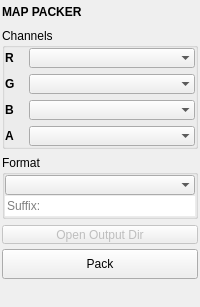
Before: the Qt Designer form pythontk/img_utils/map_packer.ui in m3trik/pythontk, drawn with Qt 5.
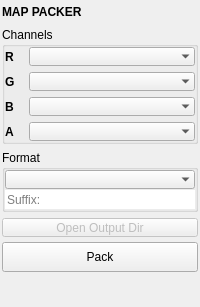
After: the same form once the commit is applied. Custom widgets are drawn as their Qt base class.

What changed in the file:
```diff
--- a/pythontk/img_utils/map_packer.ui
+++ b/pythontk/img_utils/map_packer.ui
@@ -58,13 +58,13 @@
         <property name="minimumSize">
          <size>
           <width>0</width>
-          <height>20</height>
+          <height>19</height>
          </size>
         </property>
         <property name="maximumSize">
          <size>
           <width>999</width>
-          <height>20</height>
+          <height>19</height>
          </size>
         </property>
         <property name="font">
@@ -107,13 +107,13 @@
            <property name="minimumSize">
             <size>
              <width>0</width>
-             <height>20</height>
+             <height>19</height>
             </size>
            </property>
            <property name="maximumSize">
             <size>
              <width>16777215</width>
-             <height>20</height>
+             <height>19</height>
             </size>
            </property>
            <property name="toolTip">
@@ -141,13 +141,13 @@
            <property name="minimumSize">
             <size>
              <width>0</width>
-             <height>20</height>
+             <height>19</height>
             </size>
            </property>
            <property name="maximumSize">
             <size>
              <width>16777215</width>
-             <height>20</height>
+             <height>19</height>
             </size>
            </property>
            <property name="toolTip">
@@ -175,13 +175,13 @@
            <property name="minimumSize">
             <size>
              <width>0</width>
-             <height>20</height>
+             <height>19</height>
             </size>
            </property>
            <property name="maximumSize">
             <size>
              <width>16777215</width>
-             <height>20</height>
+             <height>19</height>
             </size>
            </property>
            <property name="toolTip">
@@ -209,13 +209,13 @@
            <property name="minimumSize">
             <size>
              <width>0</width>
-             <height>20</height>
+             <height>19</height>
             </size>
            </property>
            <property name="maximumSize">
             <size>
              <width>16777215</width>
-             <height>20</height>
+             <height>19</height>
             </size>
            </property>
            <property name="toolTip">
@@ -343,13 +343,13 @@
            <property name="minimumSize">
             <size>
              <width>0</width>
-             <height>20</height>
+             <height>19</height>
             </size>
            </property>
            <property name="maximumSize">
             <size>
              <width>16777215</width>
-             <height>20</height>
+             <height>19</height>
             </size>
            </property>
            <property name="toolTip">
@@ -377,13 +377,13 @@
            <property name="minimumSize">
             <size>
              <width>0</width>
-             <height>20</height>
+             <height>19</height>
             </size>
            </property>
            <property name="maximumSize">
             <size>
              <width>16777215</width>
-             <height>20</height>
+             <height>19</height>
             </size>
            </property>
            <property name="toolTip">
@@ -456,7 +456,7 @@
           <property name="maximumSize">
            <size>
             <width>16777215</width>
-            <height>20</height>
+            <height>19</height>
            </size>
           </property>
           <property name="toolTip">
```
